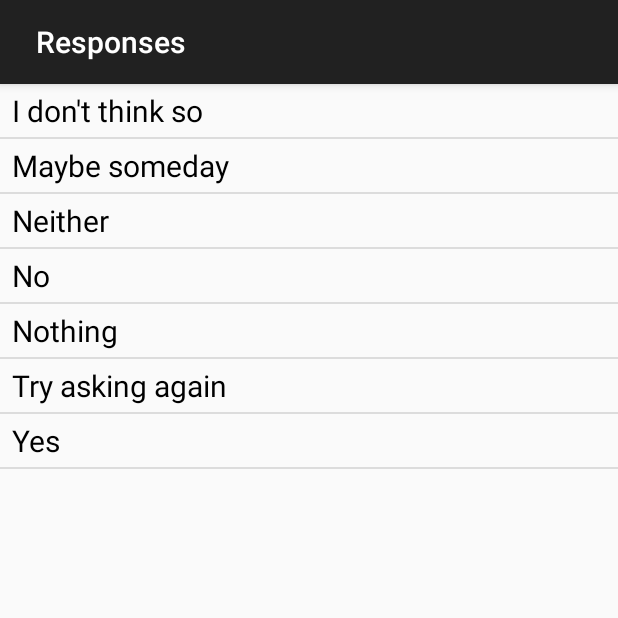
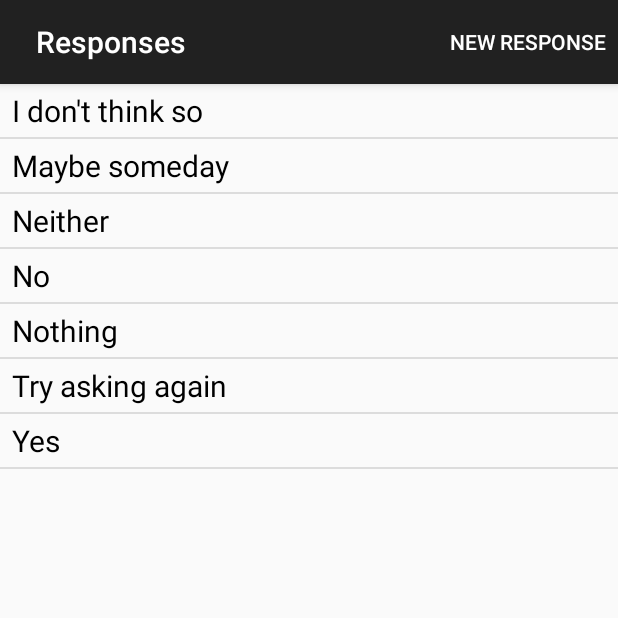
Before and after one commit to bryanchoi123/android_magic_conch_shell, an Android app: the screen it shows after launch (ResponseEditActivity), after a tap on "EDIT RESPONSES", on a phone screen of 412 x 824 dp, the top half of it. Run offline under Robolectric (Android 15) with nearby library versions, the light colour scheme and no system bars; 1 other tap on this screen came first.

Commit message:
Start work on option to create and add a new response to the list

```diff
--- a/mobile/src/main/java/com/choisaucelabs/magicconchshell/ResponseEditActivity.java
+++ b/mobile/src/main/java/com/choisaucelabs/magicconchshell/ResponseEditActivity.java
@@ -22,7 +22,7 @@ public class ResponseEditActivity extends AppCompatActivity
         super.onCreate(savedInstanceState);
         setContentView(R.layout.activity_responses);
 
-        adapter = new ArrayAdapter<Response>(this, R.layout.list_view_element);
+        adapter = new ArrayAdapter<>(this, R.layout.list_view_element);
         responses = new ArrayList<>();
 
        // parse from extras
@@ -44,7 +44,7 @@ public class ResponseEditActivity extends AppCompatActivity
     public boolean onCreateOptionsMenu(Menu menu)
     {
         // Inflate the menu; this adds items to the action bar if it is present.
-        //getMenuInflater().inflate(R.menu.responses_menu_main, menu);
+        getMenuInflater().inflate(R.menu.responses_menu_main, menu);
         return true;
     }
 
```
Also changed, not shown: 1 other file.
